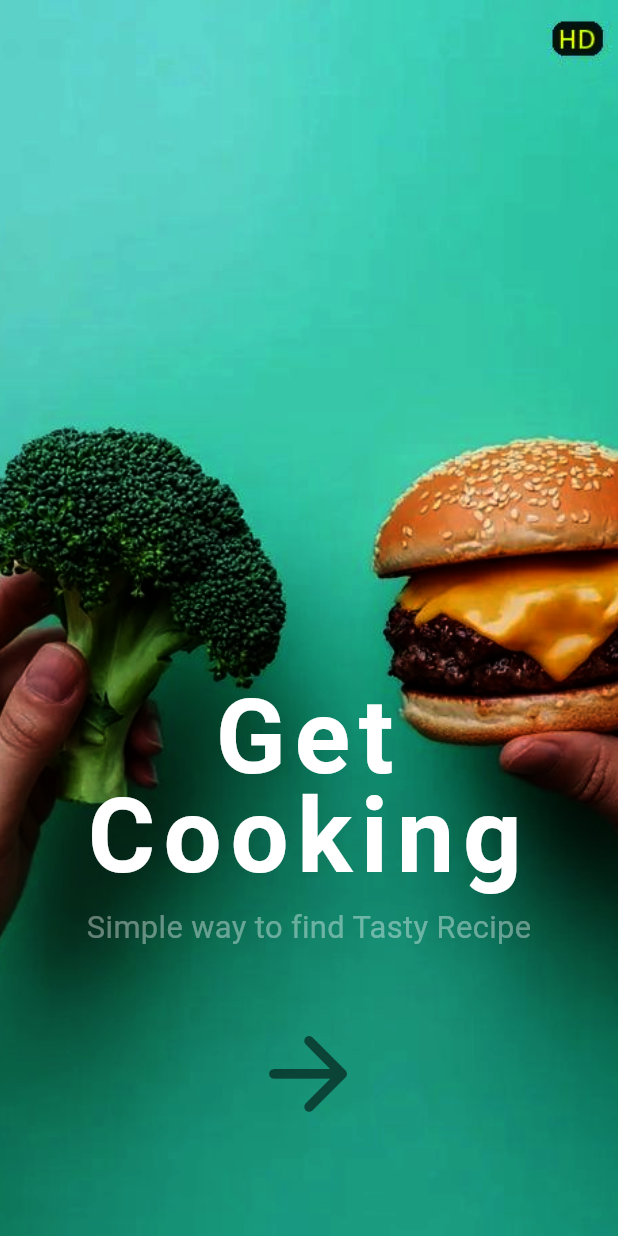
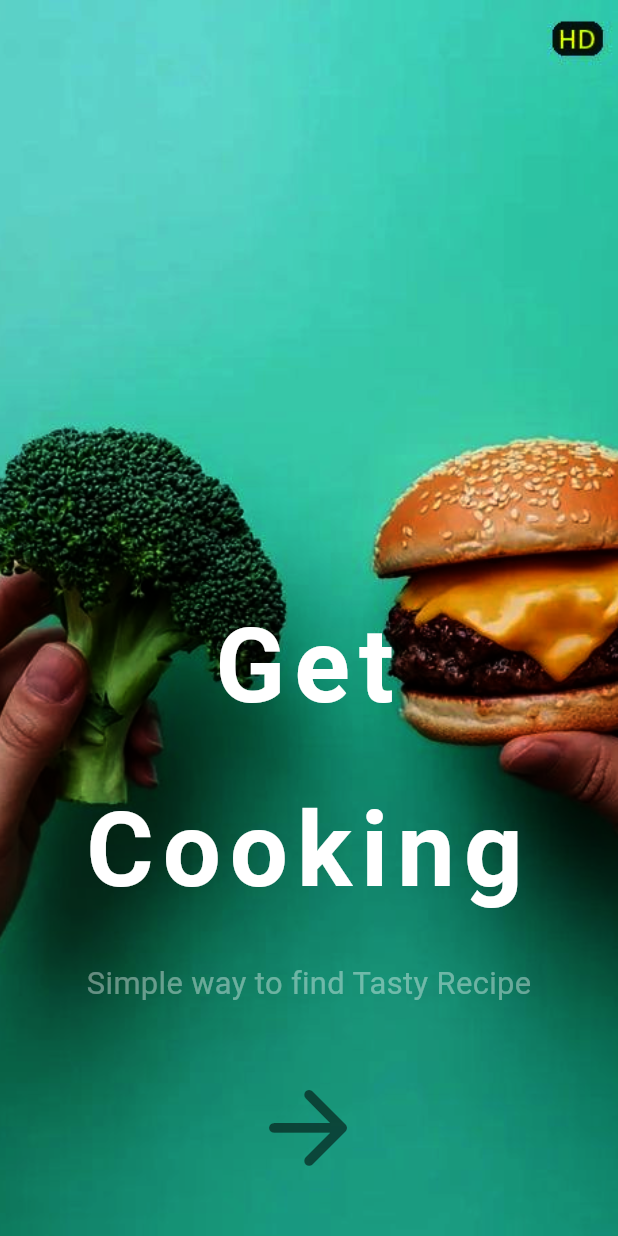
Before and after one commit to Nidhin-K-R/meal_magic_recipe_app, a Flutter app: the SplashScreen screen opened directly, on a phone screen of 412 x 824 dp. Run offline on Flutter 3.47's test engine with Material 3 defaults, Android fonts, the phone set to English and light mode, and no system bars; our stand-ins replace flutter_screenutil.

Commit message:
responsive

```diff
--- a/lib/features/splashscreen/splash_screen.dart
+++ b/lib/features/splashscreen/splash_screen.dart
@@ -23,16 +23,16 @@ class SplashScreen extends StatelessWidget {
         child: Column(
           mainAxisAlignment: MainAxisAlignment.end,
           children: [
-            SizedBox(height: 200.h),
+            SizedBox(height: 300.h),
             Text(
               "Get Cooking",
               textAlign: TextAlign.center,
               style: TextStyle(
-                fontSize: 60.sp,
+                fontSize: 60.r,
                 fontWeight: FontWeight.bold,
                 color: Colors.white,
-                letterSpacing: 5.sp,
-                height: 0.8.h,
+                letterSpacing: 5.h,
+                height: 1.5.h,
               ),
             ),
             SizedBox(height: 10.h),
@@ -40,7 +40,7 @@ class SplashScreen extends StatelessWidget {
               "Simple way to find Tasty Recipe",
               style: TextStyle(fontSize: 18.sp, color: Colors.white38),
             ),
-            SizedBox(height: 30.h),
+            SizedBox(height: 30.r),
             IconButton(
               onPressed: () {
                 Navigator.push(
@@ -50,11 +50,11 @@ class SplashScreen extends StatelessWidget {
               },
               icon: Icon(
                 Icons.arrow_forward_rounded,
-                size: 70.sp,
+                size: 70.r,
                 color: Colors.black54,
               ),
             ),
-            SizedBox(height: 50.h),
+            SizedBox(height: 20.h),
           ],
         ),
       ),
```
